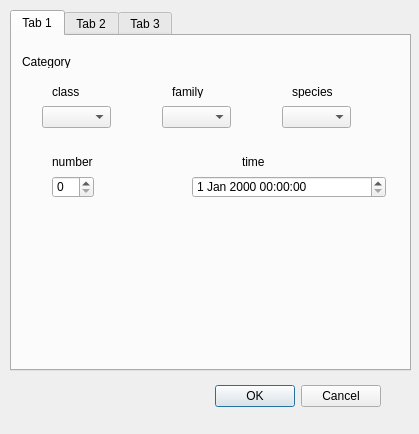
This is animal_escape/ainimal_escape/escape_dialog_base.ui in tarapakis/GEO1005 as Qt 5 draws it before an edit. The edited form follows.
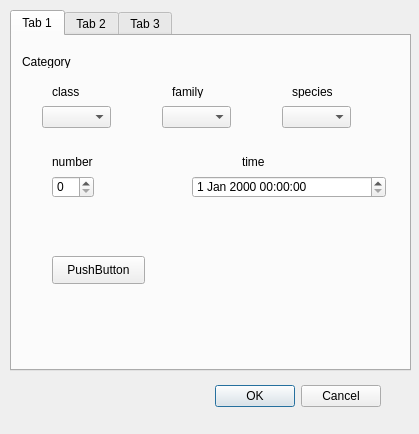
This is the edited form.

What changed in the file:
```diff
--- a/animal_escape/ainimal_escape/escape_dialog_base.ui
+++ b/animal_escape/ainimal_escape/escape_dialog_base.ui
@@ -173,6 +173,19 @@
       <string>time</string>
      </property>
     </widget>
+    <widget class="QPushButton" name="pushButton">
+     <property name="geometry">
+      <rect>
+       <x>40</x>
+       <y>220</y>
+       <width>93</width>
+       <height>28</height>
+      </rect>
+     </property>
+     <property name="text">
+      <string>PushButton</string>
+     </property>
+    </widget>
    </widget>
    <widget class="QWidget" name="tab_2">
     <attribute name="title">
```
